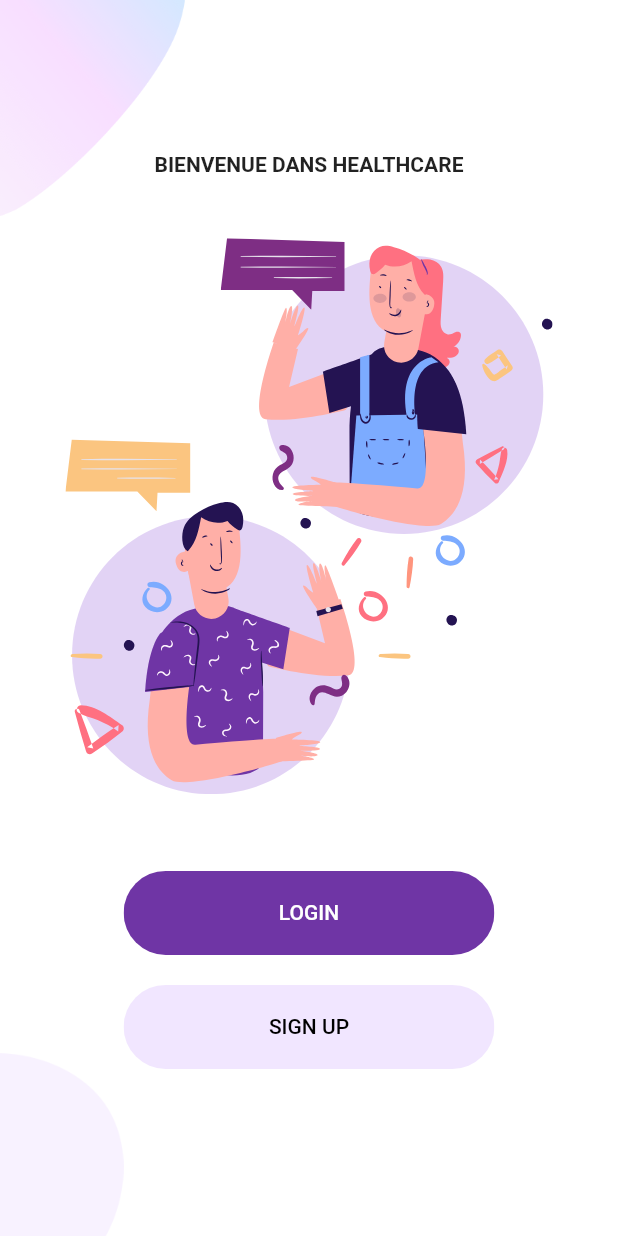
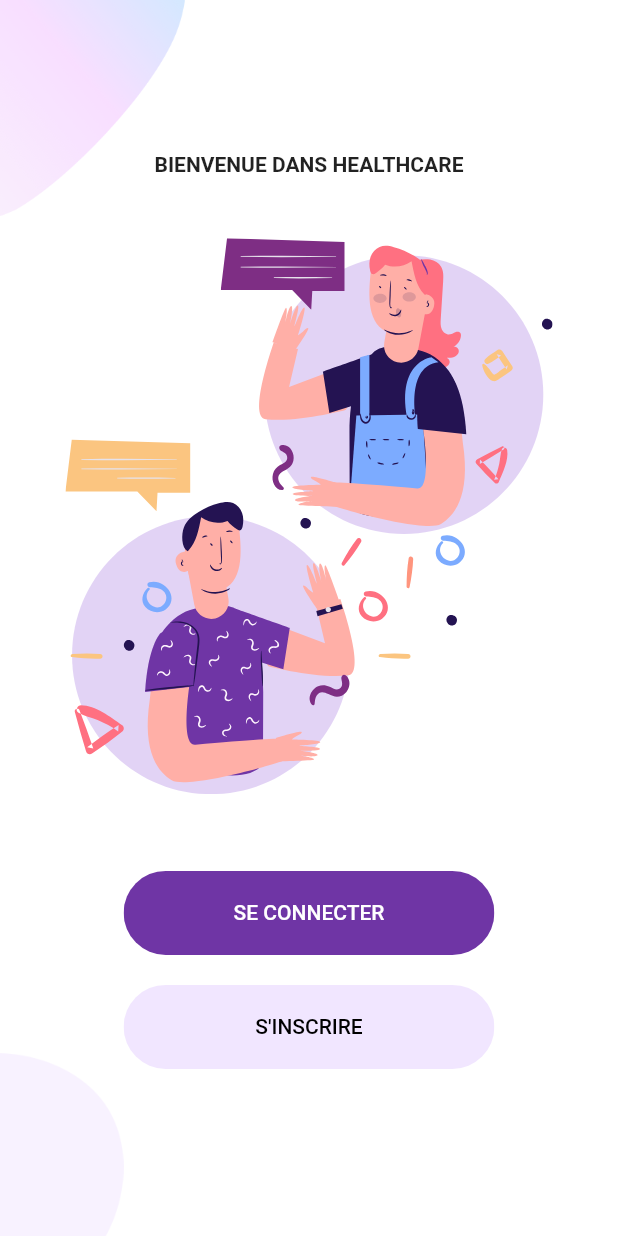
Before and after one commit to johlamie/healthCare, a Flutter app: the screen it shows after launch, on a phone screen of 412 x 824 dp. Run offline on Flutter 3.47's test engine with Material 2 defaults, Android fonts, the phone set to English and light mode, and no system bars; our stand-ins replace flutter_svg; missing offline and left inert: dart:ffi; project files that could hold a hidden picture were left out.

Commit message:
Modification des valeurs des champs

```diff
--- a/lib/Screens/Welcome/components/body.dart
+++ b/lib/Screens/Welcome/components/body.dart
@@ -26,7 +26,7 @@ class Body extends StatelessWidget {
           ),
           SizedBox(height: size.height * 0.05),
           RoundedButton(
-            text: "LOGIN",
+            text: "SE CONNECTER",
             press: () {
               Navigator.push(
                 context,
@@ -37,7 +37,7 @@ class Body extends StatelessWidget {
             },
           ),
           RoundedButton(
-            text: "SIGN UP",
+            text: "S'INSCRIRE",
             press: () {},
             color: kPrimaryLightColor,
             textColor: Colors.black,
--- a/lib/Screens/login/components/body.dart
+++ b/lib/Screens/login/components/body.dart
@@ -40,7 +40,7 @@ class Body extends StatelessWidget {
             onChanged: (value) {},
           ),
           RoundedButton(
-            text: "LOGIN",
+            text: "SE CONNECTER",
             press: () {},
           ),
           SizedBox(height: size.height * 0.03),
--- a/lib/components/rounded_password_field.dart
+++ b/lib/components/rounded_password_field.dart
@@ -16,7 +16,7 @@ class RoundedPasswordField extends StatelessWidget {
         obscureText: true,
         onChanged: onChanged,
         decoration: InputDecoration(
-            hintText: "Password",
+            hintText: "Mot de passe",
             icon: Icon(
               Icons.lock,
               color: kPrimaryColor,
```
